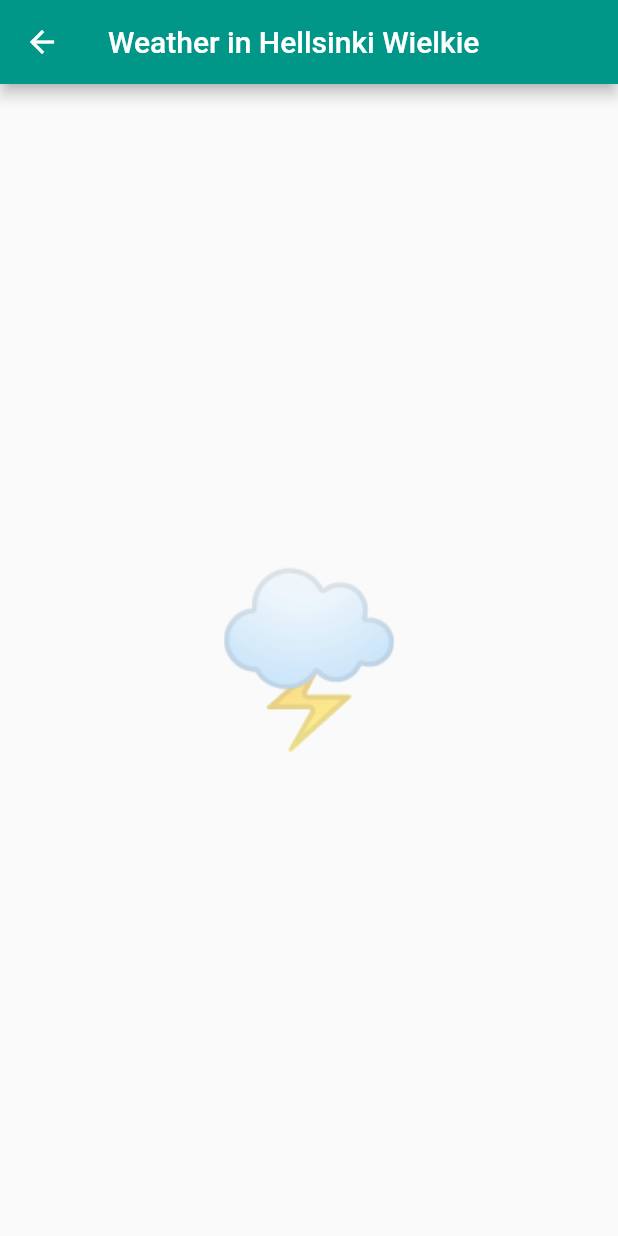
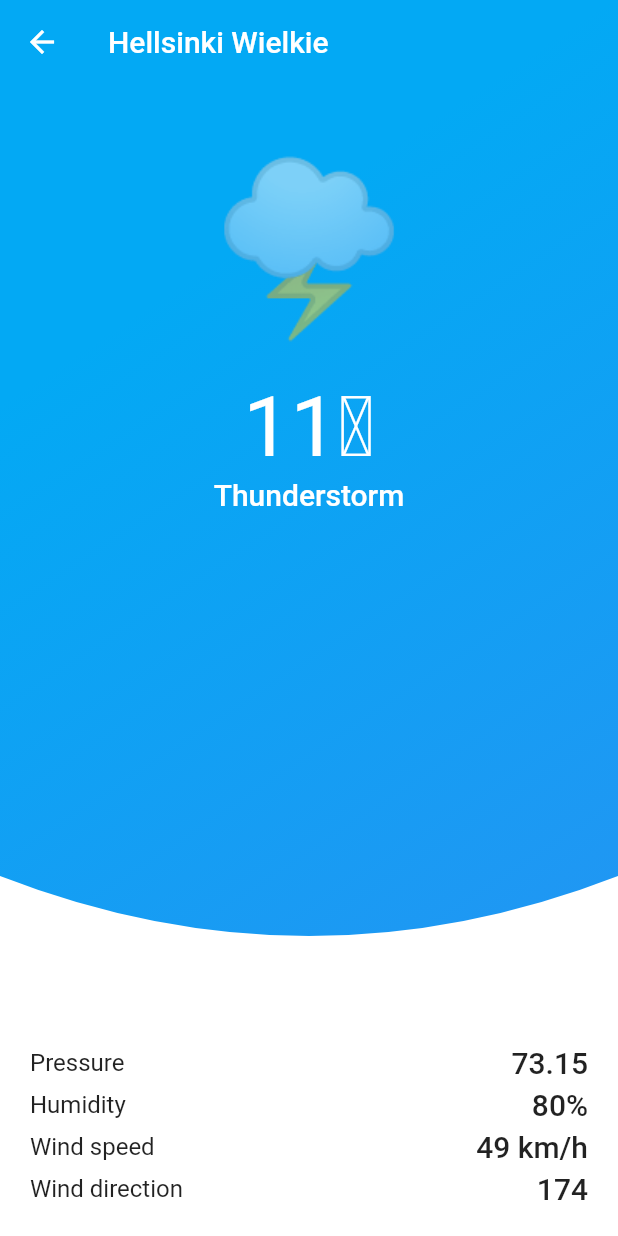
Before and after one commit to kmd-poland/flutter_workshop, a Flutter app: the screen it shows after launch, after a tap on "Hellsinki Wielkie", on a phone screen of 412 x 824 dp. Run offline on Flutter 3.47's test engine with Material 2 defaults, Android fonts, the phone set to English and light mode, and no system bars.

Commit message:
weather card

```diff
--- a/lib/screens/weather_page.dart
+++ b/lib/screens/weather_page.dart
@@ -1,5 +1,6 @@
 import 'package:flutter/material.dart';
 import 'package:flutterworkshops/services/weather_service.dart';
+import 'package:flutterworkshops/widgets/wather_card.dart';
 import 'package:flutterworkshops/widgets/wather_icon.dart';
 
 class WeatherPage extends StatefulWidget {
@@ -16,12 +17,16 @@ class WeatherPage extends StatefulWidget {
 class _WeatherPageState extends State<WeatherPage> {
   @override
   Widget build(BuildContext context) {
-    return Scaffold(
-        appBar: AppBar(
-          title: Text("Weather in ${widget.cityName}"),
+    return Stack(children: <Widget>[
+      Positioned.fill(child: WeatherCard(WeatherService.get().getWeather(widget.cityName))),
+      Container(
+        height: 80,
+        child: AppBar(
+          elevation: 0,
+          title: Text(widget.cityName),
+          backgroundColor: Colors.transparent,
         ),
-        //TODO extend with more weather info
-        body: Center(child: WeatherIcon(WeatherService.get().getWeather(widget.cityName)))
-    );
+      ),
+    ]);
   }
 }
--- /dev/null
+++ b/lib/widgets/wather_card.dart
@@ -0,0 +1,87 @@
+import 'package:flutter/material.dart';
+import 'package:flutterworkshops/services/weather_service.dart';
+import 'package:flutterworkshops/widgets/wather_icon.dart';
+import 'package:flutterworkshops/widgets/weather_row.dart';
+
+class RoundedDiagonalPathClipper extends CustomClipper<Path> {
+  @override
+  Path getClip(Size size) {
+    var path = Path();
+    path.lineTo(0, 0);
+    path.lineTo(0, size.height - 40);
+    path.quadraticBezierTo(
+        size.width / 4, size.height, size.width / 2, size.height);
+    path.quadraticBezierTo(
+        size.width - size.width / 4, size.height, size.width, size.height - 40);
+    path.lineTo(size.width, 0);
+    path.lineTo(0, 0);
+    return path;
+  }
+
+  @override
+  bool shouldReclip(CustomClipper<Path> oldClipper) {
+    return true;
+  }
+}
+
+class WeatherCard extends StatelessWidget {
+  final WeatherDetails details;
+
+  WeatherCard(this.details);
+
+  @override
+  Widget build(BuildContext context) {
+    return Scaffold(
+      backgroundColor: Colors.white,
+      body: Stack(children: <Widget>[
+        Positioned.fill(
+          bottom: 200,
+          child: ClipPath(
+            clipper: RoundedDiagonalPathClipper(),
+            child: Container(
+              decoration: BoxDecoration(
+                  gradient: LinearGradient(
+                      begin: Alignment.topLeft,
+                      end: Alignment.bottomRight,
+                      stops: [0.3, 1],
+                      colors: [Colors.lightBlue, Colors.blue])),
+            ),
+          ),
+        ),
+        Container(
+          padding: EdgeInsets.only(top: 100, right: 20, left: 20, bottom: 20),
+          child: Column(
+            children: <Widget>[
+              WeatherIcon(details),
+              SizedBox(
+                height: 20,
+              ),
+              Text(
+                "${details.temperature.floor()}℃",
+                style: Theme.of(context)
+                    .textTheme
+                    .headline2
+                    .apply(color: Colors.white),
+              ),
+              Text(
+                "${details.type.toString().replaceFirst("WeatherType.", "")}",
+                style: Theme.of(context)
+                    .textTheme
+                    .headline6
+                    .apply(color: Colors.white),
+              ),
+              Spacer(),
+              WeatherRow("Pressure", "${details.pressure.toStringAsFixed(2)}"),
+              SizedBox(height: 5),
+              WeatherRow("Humidity", "${details.humidity.floor()}%"),
+              SizedBox(height: 5),
+              WeatherRow("Wind speed", "${details.windSpeed.floor()} km/h"),
+              SizedBox(height: 5),
+              WeatherRow("Wind direction", "${details.windDirection.floor()}"),
+            ],
+          ),
+        )
+      ]),
+    );
+  }
+}
--- /dev/null
+++ b/lib/widgets/weather_row.dart
@@ -0,0 +1,30 @@
+import 'package:flutter/material.dart';
+
+class WeatherRow extends StatelessWidget {
+  const WeatherRow(
+    this.name,
+    this.value, {
+    Key key,
+  }) : super(key: key);
+
+  final String name;
+  final String value;
+
+  @override
+  Widget build(BuildContext context) {
+    return Row(
+      children: <Widget>[
+        Text(
+          name,
+          style: Theme.of(context).textTheme.subtitle1,
+        ),
+        Expanded(
+            child: Text(
+          value,
+          style: Theme.of(context).textTheme.headline6,
+          textAlign: TextAlign.end,
+        ))
+      ],
+    );
+  }
+}
```
